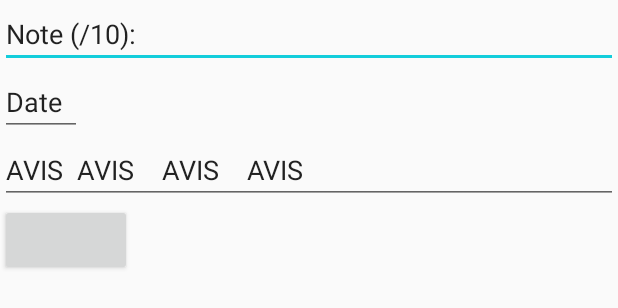
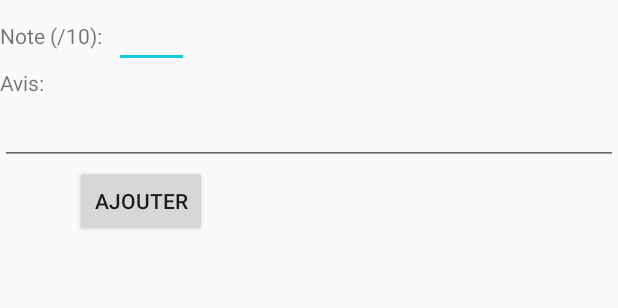
Before and after one commit to RaphaelIENCO/projetAndroid, an Android app: the layout fragment_create_avis.xml on its own in the app's theme, with its tools: preview values and no code run, on a phone screen of 412 x 824 dp. Shown: the top 308 px of the screen. Run offline under Robolectric (Android 15) with nearby library versions, the phone set to English and light mode, and no system bars.

Commit message:
ajout d'un commentaire

```diff
--- a/app/src/main/res/layout/fragment_create_avis.xml
+++ b/app/src/main/res/layout/fragment_create_avis.xml
@@ -8,37 +8,62 @@
     <LinearLayout
         android:orientation="vertical"
         android:layout_width="match_parent"
-        android:layout_height="wrap_content">
+        android:layout_height="match_parent">
 
         <LinearLayout
             android:orientation="vertical"
             android:layout_width="match_parent"
             android:layout_height="wrap_content"
             android:layout_gravity="center_vertical">
+            <LinearLayout
+                android:layout_height="wrap_content"
+                android:layout_width="wrap_content"
+                android:orientation="horizontal">
+
+                <TextView
+                    android:layout_width="wrap_content"
+                    android:layout_height="wrap_content"
+                    android:text="Note (/10):"
+                    android:paddingRight="@dimen/nav_header_vertical_spacing"
+                    />
+
                 <EditText
                     android:id="@+id/note_input"
-                android:text="Note (/10):"
                     android:layout_height="wrap_content"
+                    android:layout_width="50dp"
+                    android:inputType="number"/>
+            </LinearLayout>
+
+
+        </LinearLayout>
+
+        <LinearLayout
+            android:orientation="vertical"
             android:layout_width="match_parent"
-                android:inputType="number"/>
-            <EditText
-                android:id="@+id/date_input"
-                android:text="Date  "
+            android:layout_height="wrap_content">
+
+            <TextView
                 android:layout_width="wrap_content"
-                android:layout_height="match_parent"
-                android:inputType="date"/>
-        </LinearLayout>
+                android:layout_height="wrap_content"
+                android:text="Avis:"
+                android:paddingRight="@dimen/nav_header_vertical_spacing"
+                />
 
             <EditText
                 android:id="@+id/text_input"
                 android:layout_width="match_parent"
                 android:layout_height="wrap_content"
-            android:text="AVIS  AVIS    AVIS    AVIS"
+                android:text=""
                 android:inputType="text"/>
 
+        </LinearLayout>
+
         <Button
+            android:id="@+id/button_create"
             android:layout_width="wrap_content"
-            android:layout_height="wrap_content" />
+            android:layout_height="wrap_content"
+            android:text="AJOUTER"
+            android:layout_marginLeft="50dp"/>
 
     </LinearLayout>
 
```
Also changed, not shown: app/src/main/java/com/example/administrateur/projetandroid/CreateAvisFragment.java (+58 -0 lines), app/src/main/java/com/example/administrateur/projetandroid/MainActivity.java (+27 -10 lines). Lines whose indentation alone changed are shown as unchanged.
